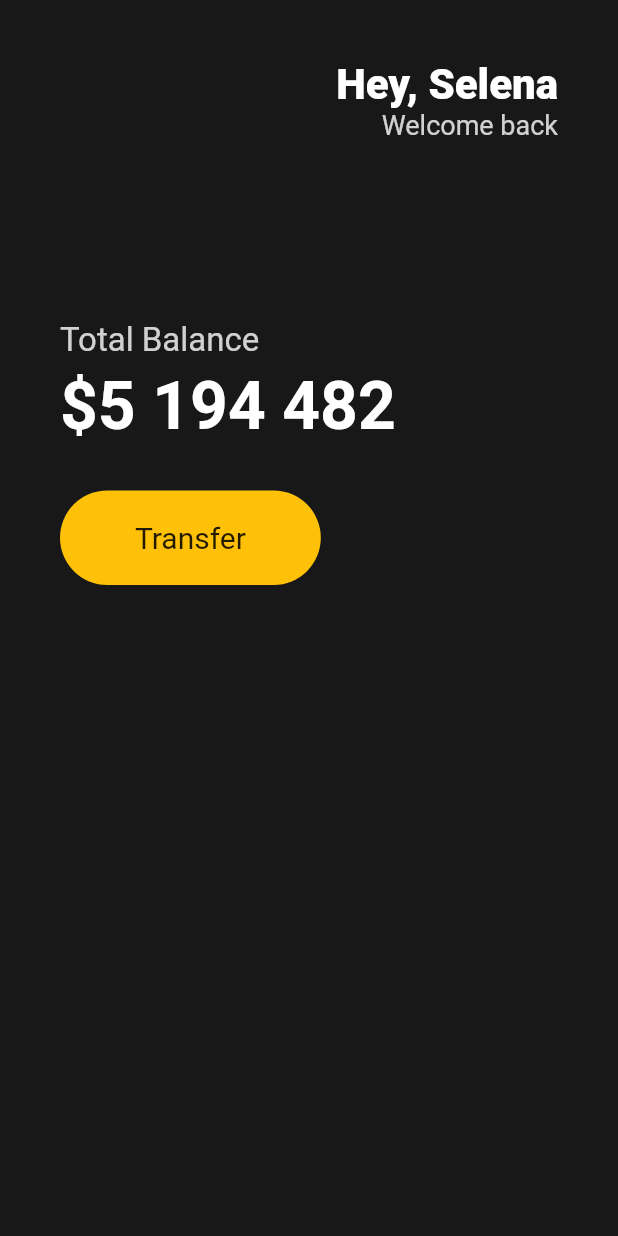
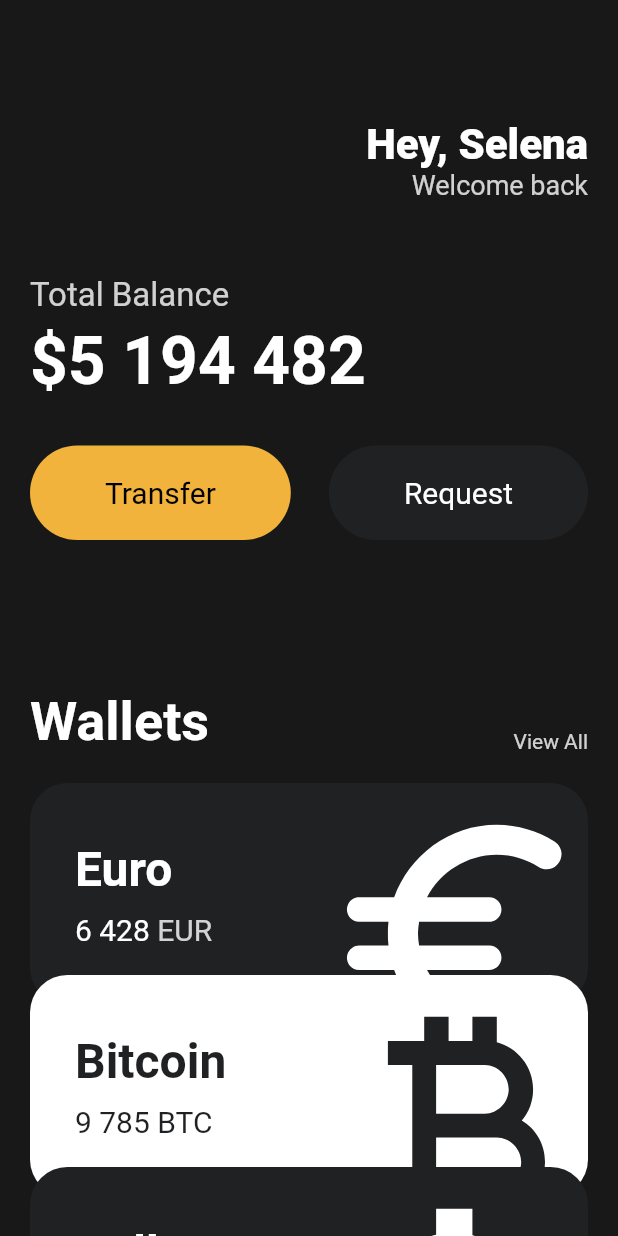
Before and after one commit to truwater/toonflix, a Flutter app: the screen it shows after launch, on a phone screen of 412 x 824 dp. Run offline on Flutter 3.47's test engine with Material 2 defaults, Android fonts, the phone set to English and light mode, and no system bars.

Commit message:
Complete chapter 3

```diff
--- a/lib/main.dart
+++ b/lib/main.dart
@@ -1,4 +1,6 @@
 import 'package:flutter/material.dart';
+import 'package:toonflix/widgets/button.dart';
+import 'package:toonflix/widgets/currency_card.dart';
 
 void main() {
   runApp(const App());
@@ -12,15 +14,16 @@ class App extends StatelessWidget {
     return MaterialApp(
       home: Scaffold(
         backgroundColor: const Color(0xFF181818),
-        body: Padding(
+        body: SingleChildScrollView(
+          child: Padding(
             padding: const EdgeInsets.symmetric(
-            horizontal: 40,
+              horizontal: 20,
             ),
             child: Column(
               crossAxisAlignment: CrossAxisAlignment.start,
               children: [
                 const SizedBox(
-                height: 40,
+                  height: 80,
                 ),
                 Row(
                   mainAxisAlignment: MainAxisAlignment.end,
@@ -48,7 +51,7 @@ class App extends StatelessWidget {
                   ],
                 ),
                 const SizedBox(
-                height: 120,
+                  height: 50,
                 ),
                 const Text(
                   'Total Balance',
@@ -72,28 +75,75 @@ class App extends StatelessWidget {
                   height: 30,
                 ),
                 Row(
+                  mainAxisAlignment: MainAxisAlignment.spaceBetween,
+                  children: const [
+                    Button(
+                      text: 'Transfer',
+                      bgColor: Color(0xFFF1B33B),
+                      textColor: Colors.black,
+                    ),
+                    Button(
+                      text: 'Request',
+                      bgColor: Color(0xFF1F2123),
+                      textColor: Colors.white,
+                    ),
+                  ],
+                ),
+                const SizedBox(
+                  height: 100,
+                ),
+                Row(
+                  mainAxisAlignment: MainAxisAlignment.spaceBetween,
+                  crossAxisAlignment: CrossAxisAlignment.end,
                   children: [
-                  Container(
-                    decoration: BoxDecoration(
-                      color: Colors.amber,
-                      borderRadius: BorderRadius.circular(45),
-                    ),
-                    child: const Padding(
-                      padding: EdgeInsets.symmetric(
-                        vertical: 20,
-                        horizontal: 50,
-                      ),
-                      child: Text(
-                        'Transfer',
+                    const Text(
+                      'Wallets',
                       style: TextStyle(
-                          fontSize: 20,
+                        color: Colors.white,
+                        fontSize: 36,
+                        fontWeight: FontWeight.w600,
                       ),
                     ),
+                    Text(
+                      'View All',
+                      style: TextStyle(
+                        color: Colors.white.withOpacity(0.8),
                       ),
                     ),
                   ],
                 ),
+                const SizedBox(
+                  height: 20,
+                ),
+                const CurrencyCard(
+                  name: 'Euro',
+                  code: 'EUR',
+                  amount: '6 428',
+                  icon: Icons.euro_rounded,
+                  isInverted: false,
+                ),
+                Transform.translate(
+                  offset: const Offset(0, -20),
+                  child: const CurrencyCard(
+                    name: 'Bitcoin',
+                    code: 'BTC',
+                    amount: '9 785',
+                    icon: Icons.currency_bitcoin,
+                    isInverted: true,
+                  ),
+                ),
+                Transform.translate(
+                  offset: const Offset(0, -40),
+                  child: const CurrencyCard(
+                    name: 'Dollar',
+                    code: 'USD',
+                    amount: '428',
+                    icon: Icons.attach_money_outlined,
+                    isInverted: false,
+                  ),
+                ),
               ],
+            ),
           ),
         ),
       ),
--- /dev/null
+++ b/lib/widgets/button.dart
@@ -0,0 +1,36 @@
+import 'package:flutter/material.dart';
+
+class Button extends StatelessWidget {
+  final String text;
+  final Color bgColor;
+  final Color textColor;
+
+  const Button(
+      {super.key,
+      required this.text,
+      required this.bgColor,
+      required this.textColor});
+
+  @override
+  Widget build(BuildContext context) {
+    return Container(
+      decoration: BoxDecoration(
+        color: bgColor,
+        borderRadius: BorderRadius.circular(45),
+      ),
+      child: Padding(
+        padding: const EdgeInsets.symmetric(
+          vertical: 20,
+          horizontal: 50,
+        ),
+        child: Text(
+          text,
+          style: TextStyle(
+            color: textColor,
+            fontSize: 20,
+          ),
+        ),
+      ),
+    );
+  }
+}
--- /dev/null
+++ b/lib/widgets/currency_card.dart
@@ -0,0 +1,86 @@
+import 'package:flutter/material.dart';
+
+class CurrencyCard extends StatelessWidget {
+  final String name, code, amount;
+  final IconData icon;
+  final bool isInverted;
+  final _blackColor = const Color(0xFF1F2123);
+
+  const CurrencyCard({
+    super.key,
+    required this.name,
+    required this.code,
+    required this.amount,
+    required this.icon,
+    required this.isInverted,
+  });
+
+  @override
+  Widget build(BuildContext context) {
+    return Container(
+      clipBehavior: Clip.hardEdge,
+      decoration: BoxDecoration(
+        color: isInverted ? Colors.white : _blackColor,
+        borderRadius: BorderRadius.circular(25),
+      ),
+      child: Padding(
+        padding: const EdgeInsets.all(30),
+        child: Row(
+          mainAxisAlignment: MainAxisAlignment.spaceBetween,
+          children: [
+            Column(
+              crossAxisAlignment: CrossAxisAlignment.start,
+              children: [
+                Text(
+                  name,
+                  style: TextStyle(
+                    color: isInverted ? _blackColor : Colors.white,
+                    fontSize: 32,
+                    fontWeight: FontWeight.w600,
+                  ),
+                ),
+                const SizedBox(
+                  height: 10,
+                ),
+                Row(
+                  children: [
+                    Text(
+                      amount,
+                      style: TextStyle(
+                        color: isInverted ? _blackColor : Colors.white,
+                        fontSize: 20,
+                      ),
+                    ),
+                    const SizedBox(
+                      width: 5,
+                    ),
+                    Text(
+                      code,
+                      style: TextStyle(
+                        color: isInverted
+                            ? _blackColor
+                            : Colors.white.withOpacity(0.8),
+                        fontSize: 20,
+                      ),
+                    ),
+                  ],
+                ),
+              ],
+            ),
+            Transform.scale(
+              scale: 2.2,
+              child: Transform.translate(
+                offset: const Offset(-5, 12),
+                child: Icon(
+                  icon,
+                  color: isInverted ? _blackColor : Colors.white,
+                  size: 88,
+                ),
+              ),
+            ),
+          ],
+        ),
+      ),
+    );
+  }
+}
```
Lines whose indentation alone changed are shown as unchanged.
